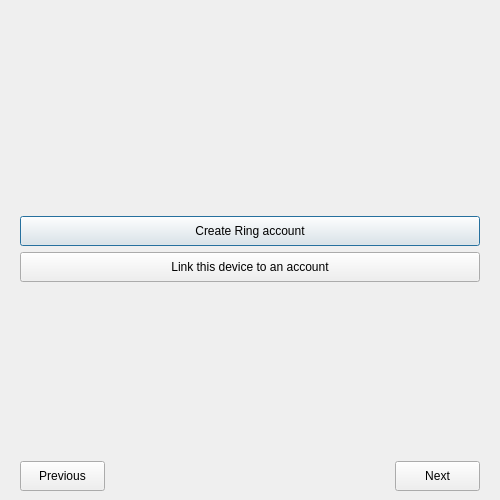
savoirfairelinux/jami-client-windows, file wizarddialog.ui: the form before one commit.
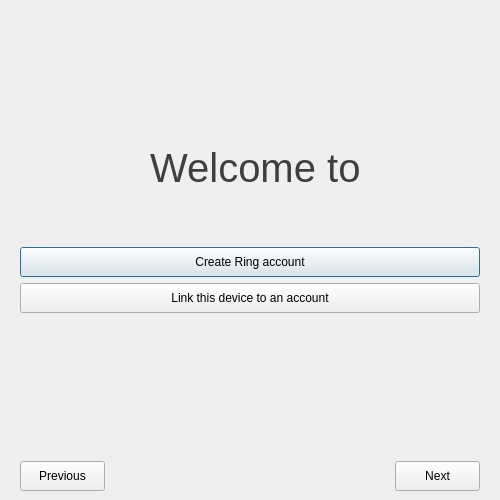
The form after the commit. Icons and pictures are not drawn.

Commit message:
update about dialog and account wizard
add Hadrien as contributor and add welcome
over the Ring logo in first page of wizard.

What changed in the file:
```diff
--- a/wizarddialog.ui
+++ b/wizarddialog.ui
@@ -50,6 +50,45 @@
          </property>
         </spacer>
        </item>
+       <item alignment="Qt::AlignHCenter">
+        <widget class="QLabel" name="welcomeLabel">
+         <property name="font">
+          <font>
+           <pointsize>30</pointsize>
+           <weight>50</weight>
+           <bold>false</bold>
+          </font>
+         </property>
+         <property name="styleSheet">
+          <string notr="true">color: rgb(63, 63, 63)</string>
+         </property>
+         <property name="text">
+          <string> Welcome to</string>
+         </property>
+         <property name="margin">
+          <number>0</number>
+         </property>
+         <property name="indent">
+          <number>0</number>
+         </property>
+        </widget>
+       </item>
+       <item>
+        <spacer name="verticalSpacer_12">
+         <property name="orientation">
+          <enum>Qt::Vertical</enum>
+         </property>
+         <property name="sizeType">
+          <enum>QSizePolicy::Fixed</enum>
+         </property>
+         <property name="sizeHint" stdset="0">
+          <size>
+           <width>20</width>
+           <height>10</height>
+          </size>
+         </property>
+        </spacer>
+       </item>
        <item>
         <widget class="QLabel" name="welcomeLogo">
          <property name="text">
```
Left out of the diff: 26 changed lines with no effect on the pictures. The commit also changes 1 other file.
